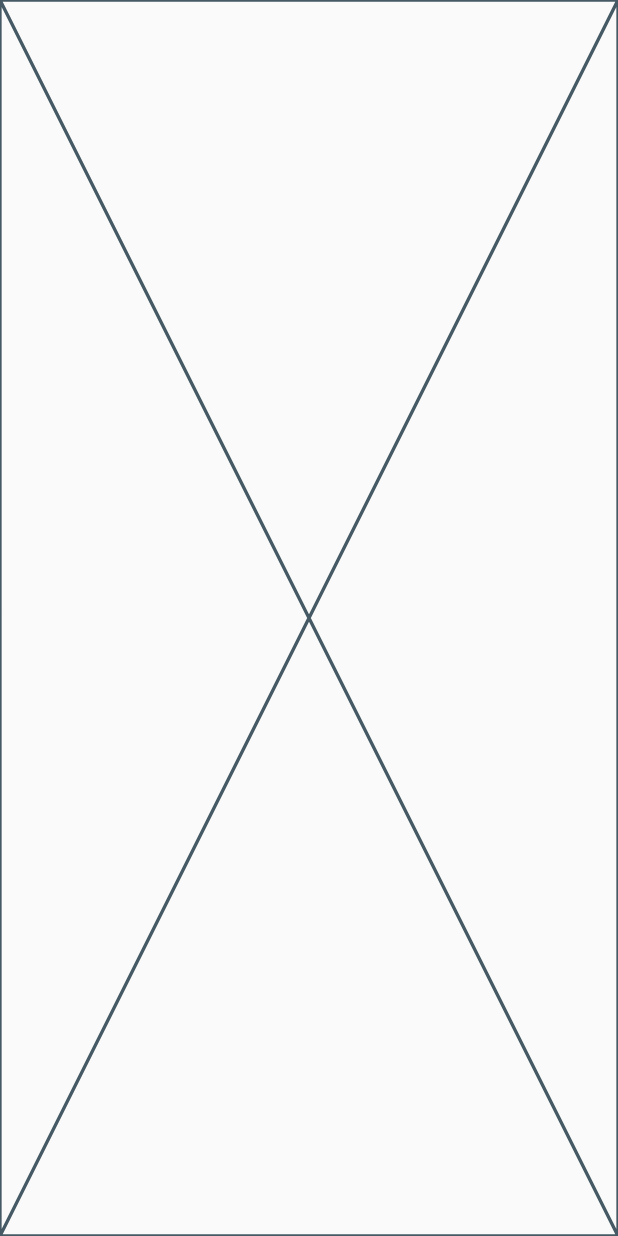
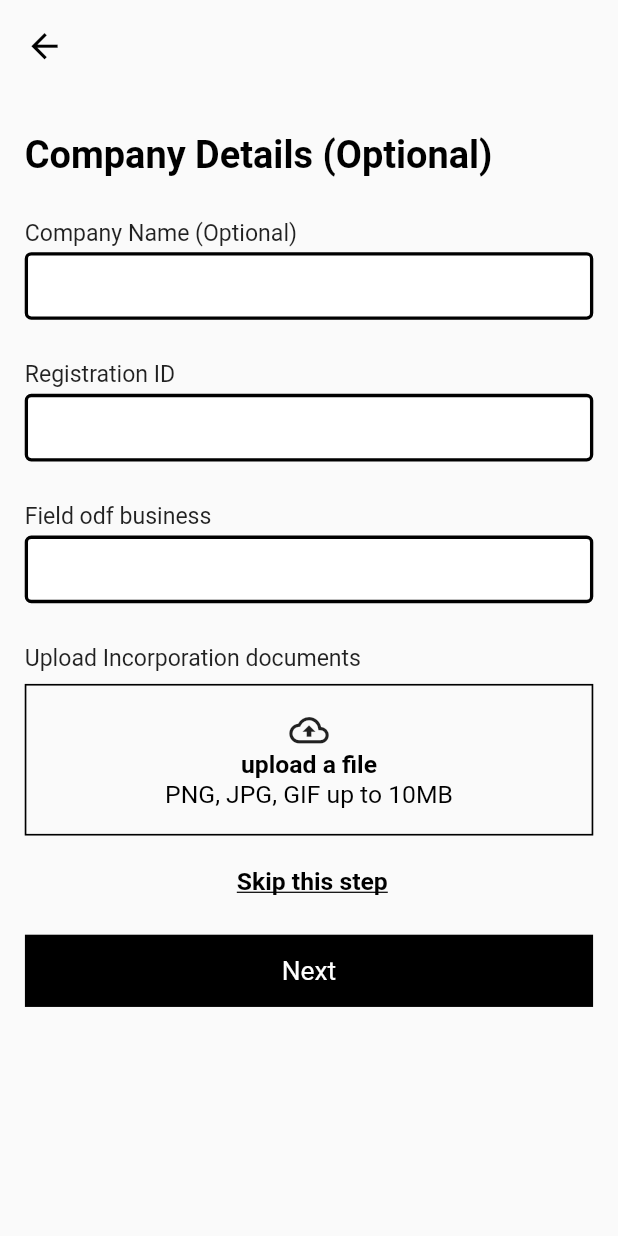
Before and after one commit to niralchecker/Rewind, a Flutter app: the screen it shows after launch, on a phone screen of 412 x 824 dp. Run offline on Flutter 3.47's test engine with Material 2 defaults, Android fonts, the phone set to English and light mode, and no system bars; our stand-ins replace get, get_storage, responsive_framework; Roboto replaces fonts that are missing (SfProFont).

Commit message:
working signup UI

```diff
--- /dev/null
+++ b/lib/modules/signup/controllers/company_details_controller.dart
@@ -0,0 +1,8 @@
+import 'package:flutter/material.dart';
+import 'package:get/get.dart';
+
+class CompanyDetailsController extends GetxController {
+  TextEditingController streetController = TextEditingController();
+  TextEditingController cityController = TextEditingController();
+  TextEditingController countryController = TextEditingController();
+}
--- /dev/null
+++ b/lib/modules/signup/views/company_details_screen.dart
@@ -0,0 +1,119 @@
+
+import 'package:flutter/material.dart';
+import 'package:get/get.dart';
+import 'package:rewind/modules/signup/controllers/company_details_controller.dart';
+import 'package:rewind/modules/utils/helper.dart';
+import 'package:rewind/values/text_style.dart';
+import 'package:rewind/widget/app_bar.dart';
+import 'package:rewind/widget/bottom_signup_text.dart';
+import 'package:rewind/widget/custom_button.dart';
+import 'package:rewind/widget/custom_textfield.dart';
+import 'package:rewind/widget/dynamic_text.dart';
+
+class CompanyDetailsScreen extends StatelessWidget {
+   CompanyDetailsScreen({Key? key}) : super(key: key);
+  final controller = Get.put(CompanyDetailsController());
+
+  @override
+  Widget build(BuildContext context) {
+    return  Scaffold(
+      appBar: MyAppBarView(
+        onTapBack: () {
+          Get.back();
+        },
+      ),
+      body: Padding(
+        padding: const EdgeInsets.symmetric(horizontal: 15),
+        child: Column(
+          crossAxisAlignment: CrossAxisAlignment.start,
+          children: [
+            verticalSpacing(25),
+            DynamicText(text: 'Company Details (Optional)',style: textStyle25.copyWith(fontSize: 23)),
+            verticalSpacing(25),
+            const DynamicText(text: 'Company Name (Optional)'),
+            verticalSpacing(4),
+            CustomTextField(
+              contentPadding: const EdgeInsets.all(12),
+              errorText: 'pleaseEnterText1',
+              textColor: Colors.black,
+              textInputAction: TextInputAction.done,
+              backgroundColour: Colors.white,
+              headerTextHint: '',
+              txtController:
+                  controller.streetController,
+              ctx: context,
+              onTap: () {},
+              visible: false,
+            ),
+            verticalSpacing(25),
+            const DynamicText(text: 'Registration ID'),
+            verticalSpacing(4),
+            CustomTextField(
+              contentPadding: const EdgeInsets.all(12),
+              errorText: 'pleaseEnterText1',
+              textColor: Colors.black,
+              textInputAction: TextInputAction.done,
+              backgroundColour: Colors.white,
+              headerTextHint: '',
+              txtController:
+                  controller.streetController,
+              ctx: context,
+              onTap: () {},
+              visible: false,
+            ),
+            verticalSpacing(25),
+            const DynamicText(text: 'Field odf business'),
+            verticalSpacing(4),
+            CustomTextField(
+              contentPadding: const EdgeInsets.all(12),
+              errorText: 'pleaseEnterText1',
+              textColor: Colors.black,
+              textInputAction: TextInputAction.done,
+              backgroundColour: Colors.white,
+              headerTextHint: '',
+              txtController:
+                  controller.streetController,
+              ctx: context,
+              onTap: () {},
+              visible: false,
+            ),
+
+            verticalSpacing(25),
+            const DynamicText(text: 'Upload Incorporation documents'),
+            verticalSpacing(8),
+            Container(
+              width: double.infinity,
+              decoration: BoxDecoration(
+                border: Border.all(color: Colors.black, width: 1)
+              ),
+              child: Padding(
+                padding: const EdgeInsets.symmetric(vertical: 15),
+                child: Column(
+                  crossAxisAlignment: CrossAxisAlignment.center,
+                  mainAxisAlignment: MainAxisAlignment.center,
+                  children: [
+                    Icon(Icons.cloud_upload_outlined),
+                    DynamicText(text: 'upload a file', style: textStyle15,),
+                    DynamicText(text: 'PNG, JPG, GIF up to 10MB', style: textStyle15.copyWith(fontWeight: FontWeight.w400),)
+                  ],
+                ),
+              ),
+            ),
+            verticalSpacing(4),
+            BottomSignupView(
+                        mainText: '',
+                        ctaText: 'Skip this step',
+                        onTap: () {
+                          Get.back();
+                        },
+                      ),
+            SimpleRoundedButton(
+              onTap: () {},
+              title: 'Next',
+            ),
+          ],
+        ),
+      ),
+    );
+  }
+}
--- a/lib/routes/app_pages.dart
+++ b/lib/routes/app_pages.dart
@@ -1,4 +1,5 @@
 import 'package:get/get.dart';
+import 'package:rewind/modules/signup/views/company_details_screen.dart';
 import 'package:rewind/modules/signup/views/signup_address_screen.dart';
 import 'package:rewind/modules/login/views/login_screen.dart';
 import 'package:rewind/modules/splash/views/splash_screen.dart';
@@ -6,11 +7,12 @@ import 'package:rewind/modules/splash/views/splash_screen.dart';
 part 'app_routes.dart';
 
 class AppPages {
-  static const initial = Routes.LOGIN;
+  static const initial = Routes.COMPANY_DETAILS;
 
   static final routes = [
     GetPage(name: Routes.SPLASH, page: () => SplashScreen()),
     GetPage(name: Routes.SIGNUP_ADDRESS, page: () =>  SignupAddressScreen()),
     GetPage(name: Routes.LOGIN, page: () => LoginScreen()),
+    GetPage(name: Routes.COMPANY_DETAILS, page: () =>  CompanyDetailsScreen()),
   ];
 }
--- a/lib/routes/app_routes.dart
+++ b/lib/routes/app_routes.dart
@@ -4,4 +4,5 @@ abstract class Routes {
   static const SPLASH = '/splash';
   static const SIGNUP_ADDRESS = '/signup_address';
   static const LOGIN = '/login';
+  static const COMPANY_DETAILS = '/CompanyDetailsScreen';
 }
```
